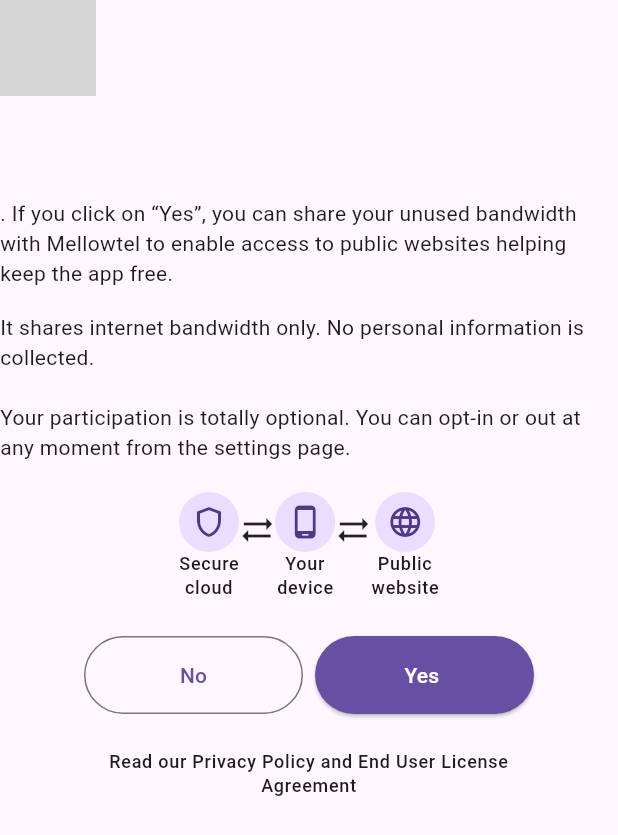
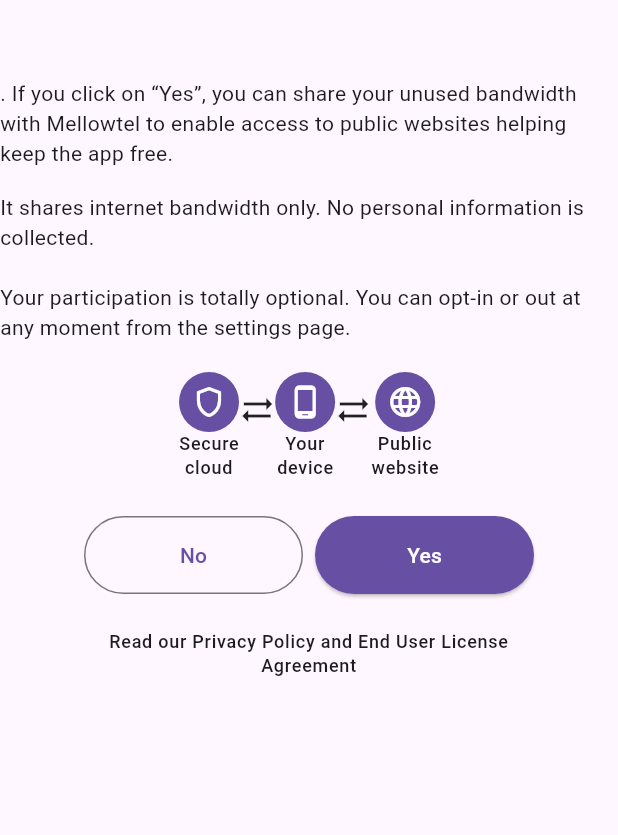
Before and after one commit to mellowtel-inc/mellowtel-flutter, a Flutter app: the ConsentDialog widget shown alone on an empty page, opened directly with empty values, on a phone screen of 412 x 824 dp. Shown: the top 835 px of the screen. Run offline on Flutter 3.47's test engine with Material 3 defaults, Android fonts, the phone set to English and light mode, and no system bars; our stand-ins replace connectivity_plus, shared_preferences; missing offline and left inert: flutter_inappwebview, html2md, webview_windows; accounts and stored records are empty; grey boxes are pictures that could not be loaded.

Commit message:
(feat): yes, no, appIcon etc

```diff
--- a/lib/src/mellowtel.dart
+++ b/lib/src/mellowtel.dart
@@ -33,10 +33,12 @@ class Mellowtel {
   /// [onStorageException] can be provided to handle respective events.
   Mellowtel(this._configurationKey,
       {required this.appName,
-      required this.appIcon,
       required this.incentive,
-      required this.yesText,
-      this.showDebugLogs = false}) {
+      this.yesText,
+      this.noText,
+      this.showDebugLogs = false,
+      this.appIcon,
+      this.consentTextOverride}) {
     _webViewManager = Platform.isWindows
         ? WindowsWebViewManager()
         : Platform.isMacOS || Platform.isIOS
@@ -61,9 +63,12 @@ class Mellowtel {
 
   // Consent dialog values
   final String appName;
-  final String appIcon;
   final String incentive;
-  final String yesText;
+
+  final String? yesText;
+  final String? noText;
+  final String? appIcon;
+  final String? consentTextOverride;
 
   int _reconnectAttempts = 0;
   final int _maxReconnectAttempts = 5;
@@ -108,7 +113,7 @@ class Mellowtel {
               """Not showing permission consent dialog since [showConsentDialog] is set to `false`.
 
                Either call [start] with  [showConsentDialog] where you would like user to provide consent or set user permission via [optIn] or [optOut] methods manually.""");
-               return ;
+          return;
         }
         if (context.mounted) {
           consent = await _showConsentDialog(
@@ -117,6 +122,7 @@ class Mellowtel {
             appIcon: appIcon,
             incentive: incentive,
             yesText: yesText,
+            noText: noText
           );
           consent ? await onOptIn() : await onOptOut();
 
@@ -268,9 +274,10 @@ class Mellowtel {
   Future<bool> _showConsentDialog(
     BuildContext context, {
     required String appName,
-    required String appIcon,
+    required String? appIcon,
     required String incentive,
-    required String yesText,
+    required String? yesText,
+    required String? noText,
   }) async {
     Completer<bool> completer = Completer();
     showDialog(
@@ -286,6 +293,8 @@ class Mellowtel {
             asset: appIcon,
             incentive: incentive,
             yesText: yesText,
+          noText: noText,
+            consentTextOverride: consentTextOverride,
           ),
         );
       },
@@ -299,7 +308,7 @@ class Mellowtel {
 
   Future<void> _showConsentSettingsDialog(BuildContext context,
       {required String appName,
-      required String appIcon,
+      required String? appIcon,
       required OnOptIn onOptIn,
       required OnOptOut onOptOut,
       required bool consent,
--- a/lib/src/ui/consent_dialog.dart
+++ b/lib/src/ui/consent_dialog.dart
@@ -3,16 +3,20 @@ import 'package:url_launcher/url_launcher.dart';
 
 class ConsentDialog extends StatelessWidget {
   final String appName;
-  final String asset;
   final String incentive;
-  final String yesText;
+  final String? yesText;
+  final String? noText;
+  final String? asset;
+  final String? consentTextOverride;
 
   const ConsentDialog({
     super.key,
     required this.appName,
-    required this.asset,
     required this.incentive,
-    required this.yesText,
+    this.yesText,
+    this.noText,
+    this.asset,
+    this.consentTextOverride,
   });
 
   @override
@@ -86,8 +90,10 @@ class ConsentDialog extends StatelessWidget {
             children: [
               Column(
                 children: [
-                  const CircleAvatar(
-                    child: Icon(Icons.shield_outlined),
+                   CircleAvatar(
+                    backgroundColor: Theme.of(context).colorScheme.primary,
+                    foregroundColor: Theme.of(context).colorScheme.onPrimary,
+                    child: const Icon(Icons.shield_outlined),
                   ),
                   Text(
                     "Secure\ncloud",
@@ -101,8 +107,10 @@ class ConsentDialog extends StatelessWidget {
               ),
               Column(
                 children: [
-                  const CircleAvatar(
-                    child: Icon(Icons.phone_android_outlined),
+                  CircleAvatar(
+                    backgroundColor: Theme.of(context).colorScheme.primary,
+                    foregroundColor: Theme.of(context).colorScheme.onPrimary,
+                    child: const Icon(Icons.phone_android_outlined),
                   ),
                   Text(
                     "Your\ndevice",
@@ -116,8 +124,10 @@ class ConsentDialog extends StatelessWidget {
               ),
               Column(
                 children: [
-                  const CircleAvatar(
-                    child: Icon(Icons.language),
+                   CircleAvatar(
+                    backgroundColor: Theme.of(context).colorScheme.primary,
+                    foregroundColor: Theme.of(context).colorScheme.onPrimary,
+                    child: const Icon(Icons.language),
                   ),
                   Text(
                     "Public\nwebsite",
@@ -143,7 +153,7 @@ class ConsentDialog extends StatelessWidget {
                     Navigator.of(context)
                         .pop(false); // Returns false on decline
                   },
-                  child: const Text('No'),
+                  child: Text(noText ?? 'No'),
                 ),
               ),
               const SizedBox(width: 8.0),
@@ -161,7 +171,7 @@ class ConsentDialog extends StatelessWidget {
                       vertical: 16.0,
                     ),
                   ),
-                  child: Text("Yes $yesText"),
+                  child: Text(yesText ?? "Yes"),
                 ),
               ),
             ],
@@ -170,7 +180,8 @@ class ConsentDialog extends StatelessWidget {
           Center(
             child: GestureDetector(
               onTap: () async {
-                final url = Uri.parse('https://www.mellowtel.com/mellowtel-privacy-policy/');
+                final url = Uri.parse(
+                    'https://www.mellowtel.com/mellowtel-privacy-policy/');
                 if (await canLaunchUrl(url)) {
                   await launchUrl(url);
                 } else {
@@ -194,15 +205,18 @@ class ConsentDialog extends StatelessWidget {
       crossAxisAlignment: CrossAxisAlignment.start,
       children: [
         // App Icon
+        if (asset != null) ...[
           Align(
             alignment: Alignment.centerLeft,
             child: Image.asset(
-            asset,
+              asset!,
               height: 64,
               width: 64,
             ),
           ),
           const SizedBox(height: 16.0),
+        ],
+
         Align(
           alignment: Alignment.topLeft,
           child: Text(
@@ -213,18 +227,23 @@ class ConsentDialog extends StatelessWidget {
           ),
         ),
         const SizedBox(height: 16.0),
-        Align(
-          alignment: Alignment.center,
-          child: Text(
+        if (consentTextOverride != null)
+          Text(
+            consentTextOverride!,
+            style: Theme.of(context).textTheme.bodyMedium,
+          )
+        else ...[
+          Text(
             '$incentive. If you click on “Yes”, you can share your unused bandwidth with Mellowtel to enable access to public websites helping keep the app free.',
             style: Theme.of(context).textTheme.bodyMedium,
           ),
-        ),
           const SizedBox(height: 16.0),
           Text(
+            consentTextOverride ??
                 'It shares internet bandwidth only. No personal information is collected.\n\nYour participation is totally optional. You can opt-in or out at any moment from the settings page.',
             style: Theme.of(context).textTheme.bodyMedium,
           ),
+        ]
       ],
     );
   }
--- a/lib/src/ui/consent_settings_dailog.dart
+++ b/lib/src/ui/consent_settings_dailog.dart
@@ -10,20 +10,21 @@ enum ContainerState {
 
 class ConsentSettingsDialog extends StatefulWidget {
   final String appName;
-  final String asset;
+
   final bool initiallyOptedIn;
   final OnOptIn onOptIn;
   final OnOptOut onOptOut;
   final String nodeId;
+  final String? asset;
 
   const ConsentSettingsDialog({
     super.key,
     required this.appName,
-    required this.asset,
     required this.initiallyOptedIn,
     required this.onOptIn,
     required this.onOptOut,
     required this.nodeId,
+    this.asset,
   });
 
   @override
@@ -96,15 +97,17 @@ class ConsentSettingsDialogState extends State<ConsentSettingsDialog> {
     return Column(
       crossAxisAlignment: CrossAxisAlignment.start,
       children: [
+        if (widget.asset != null) ...[
           Align(
             alignment: Alignment.centerLeft,
             child: Image.asset(
-            widget.asset,
+              widget.asset!,
               height: 64,
               width: 64,
             ),
           ),
           const SizedBox(height: 16.0),
+        ],
         Align(
           alignment: Alignment.topLeft,
           child: Text(
@@ -135,7 +138,7 @@ class ConsentSettingsDialogState extends State<ConsentSettingsDialog> {
           ),
         ),
         const SizedBox(height: 4.0),
-        if(_state!=ContainerState.optedOut)
+        if (_state != ContainerState.optedOut)
           Align(
             alignment: Alignment.topLeft,
             child: Text(
@@ -180,7 +183,8 @@ class ConsentSettingsDialogState extends State<ConsentSettingsDialog> {
           Center(
             child: GestureDetector(
               onTap: () async {
-                final url = Uri.parse('https://www.mellowtel.com/mellowtel-privacy-policy/');
+                final url = Uri.parse(
+                    'https://www.mellowtel.com/mellowtel-privacy-policy/');
                 if (await canLaunchUrl(url)) {
                   await launchUrl(url);
                 } else {
```
Lines whose indentation alone changed are shown as unchanged.
